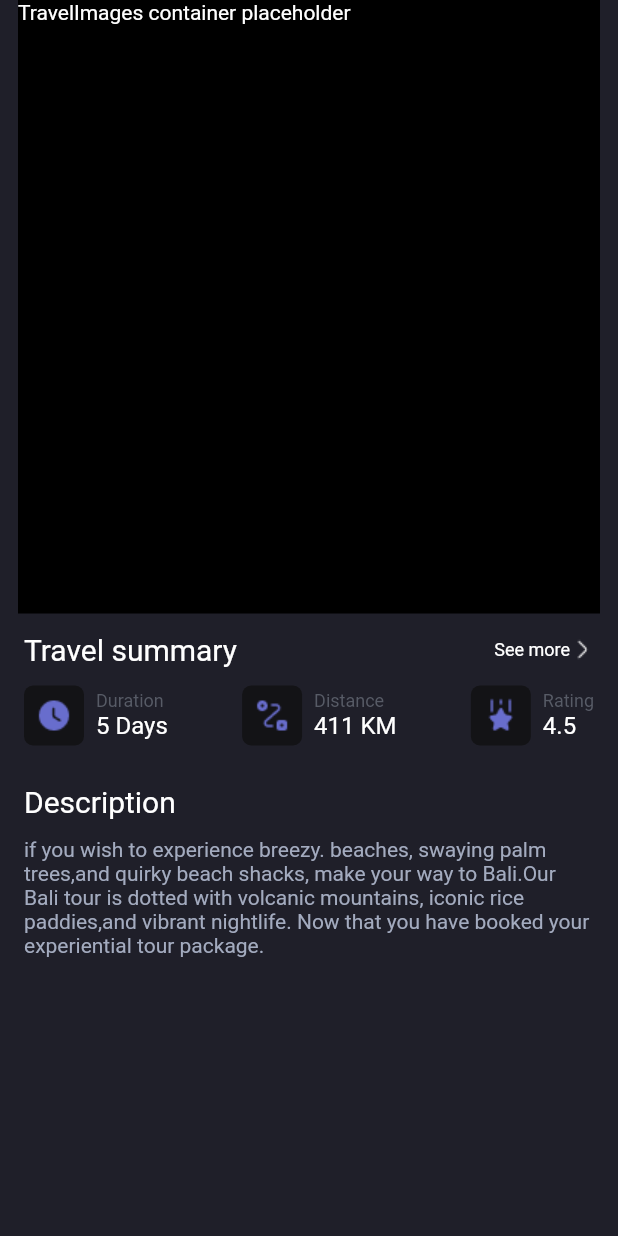
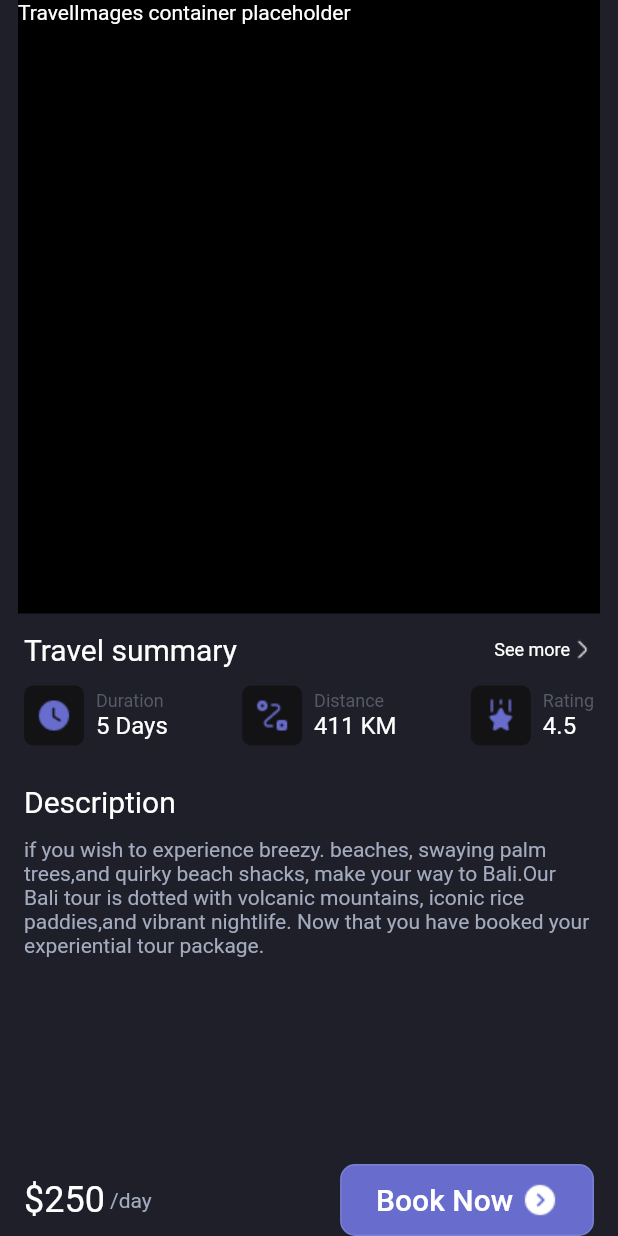
Before and after one commit to berzinsk/ui_tour_booking_app_flutter, a Flutter app: the screen it shows after launch, on a phone screen of 412 x 824 dp. Run offline on Flutter 3.47's test engine with Material 2 defaults, Android fonts, the light colour scheme and no system bars.

Commit message:
Finish travel summary footer design

```diff
--- a/lib/components/travel_details/travel_summary.dart
+++ b/lib/components/travel_details/travel_summary.dart
@@ -3,6 +3,7 @@ import 'package:flutter/material.dart';
 import './travel_summary_header.dart';
 import './travel_summary_details.dart';
 import './travel_description.dart';
+import './travel_summary_footer.dart';
 
 class TravelSummary extends StatelessWidget {
   const TravelSummary({Key? key}) : super(key: key);
@@ -16,7 +17,9 @@ class TravelSummary extends StatelessWidget {
         Padding(
           padding: EdgeInsets.only(top: 26.0),
           child: TravelDescription(),
-        )
+        ),
+        Spacer(),
+        TravelSummaryFooter(price: '250')
       ],
     );
   }
--- /dev/null
+++ b/lib/components/travel_details/travel_summary_footer.dart
@@ -0,0 +1,65 @@
+import 'package:flutter/material.dart';
+
+class TravelSummaryFooter extends StatelessWidget {
+  const TravelSummaryFooter({
+    Key? key,
+    required this.price,
+  }) : super(key: key);
+
+  final String price;
+
+  @override
+  Widget build(BuildContext context) {
+    return Row(
+      mainAxisAlignment: MainAxisAlignment.spaceBetween,
+      children: [
+        Row(
+          children: [
+            Text(
+              '\$$price',
+              style: const TextStyle(
+                fontSize: 24,
+                color: Colors.white,
+              ),
+            ),
+            const Text(
+              ' /day',
+              style: TextStyle(
+                fontSize: 14,
+                color: Color(0xffa3abbf),
+              ),
+            ),
+          ],
+        ),
+        OutlinedButton(
+          onPressed: () {},
+          child: Row(
+            children: const [
+              Text(
+                'Book Now',
+                style: TextStyle(fontSize: 20.0, color: Colors.white),
+              ),
+              Padding(
+                padding: EdgeInsets.only(left: 6.0),
+                child: Image(
+                  image: AssetImage('asset/images/arrow-circle-right.png'),
+                ),
+              )
+            ],
+          ),
+          style: OutlinedButton.styleFrom(
+            padding: const EdgeInsets.symmetric(
+              horizontal: 24.0,
+              vertical: 12.0,
+            ),
+            splashFactory: NoSplash.splashFactory,
+            backgroundColor: const Color(0xff686dcd),
+            shape: RoundedRectangleBorder(
+              borderRadius: BorderRadius.circular(10.0),
+            ),
+          ),
+        ),
+      ],
+    );
+  }
+}
--- a/lib/screens/travel_details.dart
+++ b/lib/screens/travel_details.dart
@@ -13,9 +13,11 @@ class TravelDetails extends StatelessWidget {
       child: Column(
         children: const [
           TravelImages(),
-          Padding(
-            padding: EdgeInsets.symmetric(horizontal: 4.0),
-            child: TravelSummary(),
+          Expanded(
+            child: Padding(
+              padding: EdgeInsets.symmetric(horizontal: 4.0),
+              child: TravelSummary(),
+            ),
           ),
         ],
       ),
```
